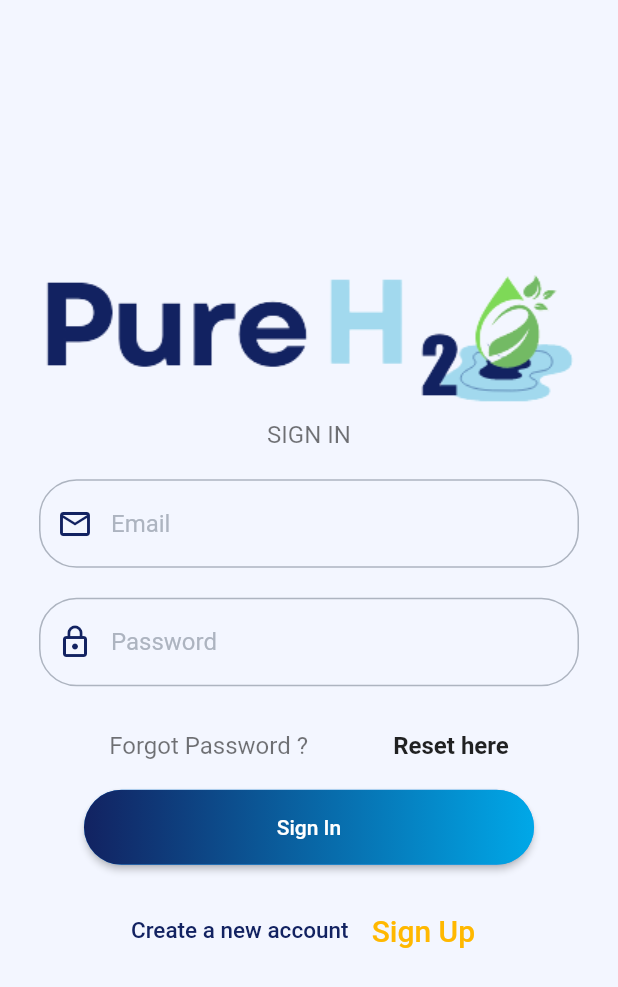
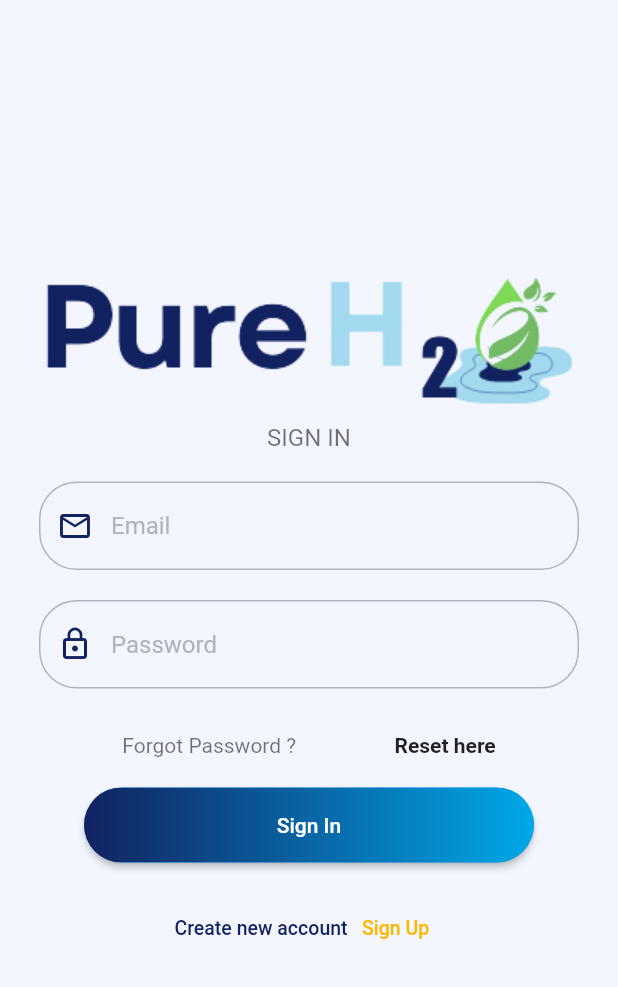
Before and after one commit to talha261/FYP-PureH2O, a Flutter app: the screen it shows after launch, on a phone screen of 412 x 824 dp. Shown: the top 987 px of the screen. Run offline on Flutter 3.47's test engine with Material 2 defaults, Android fonts, the phone set to English and light mode, and no system bars; our stand-ins replace fl_chart; Roboto replaces fonts that are missing (Garet-Book, Poppins400, Poppins600).

Commit message:
Update login.dart

```diff
--- a/lib/Screeens/Auth/login.dart
+++ b/lib/Screeens/Auth/login.dart
@@ -36,7 +36,8 @@ class _loginState extends State<login> {
                 child: Image.asset(
                   'assets/images/logo.png',
                   fit: BoxFit.cover,
-                  )),
+                ),
+              ),
               Container(
                 alignment: Alignment.center,
                 padding: const EdgeInsets.all(10),
@@ -47,7 +48,8 @@ class _loginState extends State<login> {
                       fontSize: 16,
                       color: AppColors.subTextColor),
                   textAlign: TextAlign.center,
-                  )),
+                ),
+              ),
               // Container(
               //   padding: const EdgeInsets.all(10),
               //   child: TextField(
@@ -100,7 +102,7 @@ class _loginState extends State<login> {
                       style: TextStyle(
                         color: AppColors.subTextColor,
                         fontFamily: "Garet-Book",
-                        fontSize: 16,
+                        fontSize: 14,
                       ),
                     ),
                     InkWell(
@@ -126,8 +128,9 @@ class _loginState extends State<login> {
                         "Reset here",
                         style: TextStyle(
                           fontFamily: "Garet-Book",
-                            fontSize: 16,
-                            fontWeight: FontWeight.w600),
+                          fontSize: 14,
+                          fontWeight: FontWeight.w600,
+                        ),
                       ),
                     )
                   ],
@@ -160,19 +163,22 @@ class _loginState extends State<login> {
                   mainAxisAlignment: MainAxisAlignment.center,
                   children: [
                     const Text(
-                      'Create a new account  ',
+                      'Create new account',
                       style: TextStyle(
                         color: AppColors.buttonColor,
                         fontFamily: "Garet-Book",
                         fontWeight: FontWeight.w500,
-                        fontSize: 15,
+                        fontSize: 13,
                       ),
                     ),
                     TextButton(
                       child: const Text(
                         'Sign Up',
-                        style:
-                            TextStyle(fontSize: 20, color: Color(0xffFFB800)),
+                        style: TextStyle(
+                            fontSize: 13,
+                            fontFamily: "Garet-Book",
+                            fontWeight: FontWeight.w500,
+                            color: Color(0xffFFB800)),
                       ),
                       onPressed: () {
                         Navigator.push(
```
Lines whose indentation alone changed are shown as unchanged.
